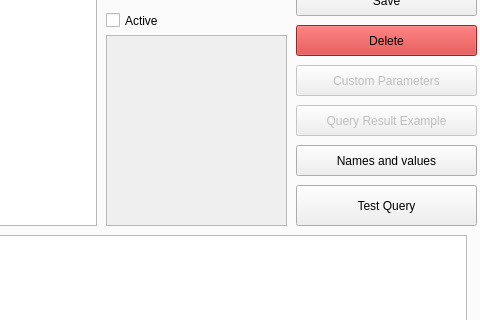
This is reporter.ui in Davebudil/reporter as Qt 5 draws it before an edit; both pictures show x 386 to 866 and y 91 to 411 of the 866 by 694 pixel window. The edited form follows.
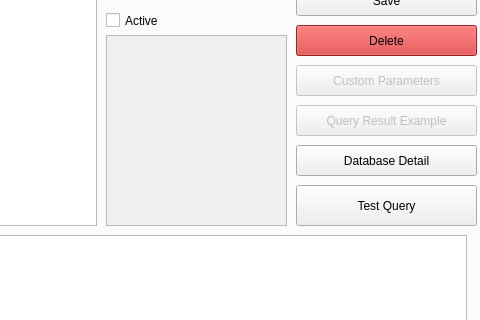
This is the edited form. The open tabs and pages were chosen to show the change.

Commit message: Database information reworked into Tree-like structure

Patch:
```diff
--- a/reporter.ui
+++ b/reporter.ui
@@ -2726,7 +2726,7 @@
        <string notr="true"/>
       </property>
       <property name="text">
-       <string>Names and values</string>
+       <string>Database Detail</string>
       </property>
      </widget>
      <widget class="QToolButton" name="customParameters">
```
Left out of the diff: 2 changed lines with no effect on the pictures. The commit also changes 4 other files.
